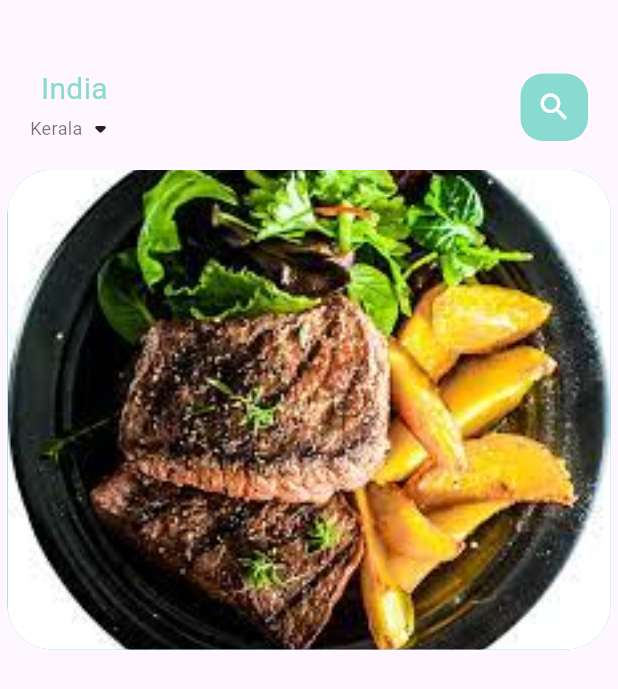
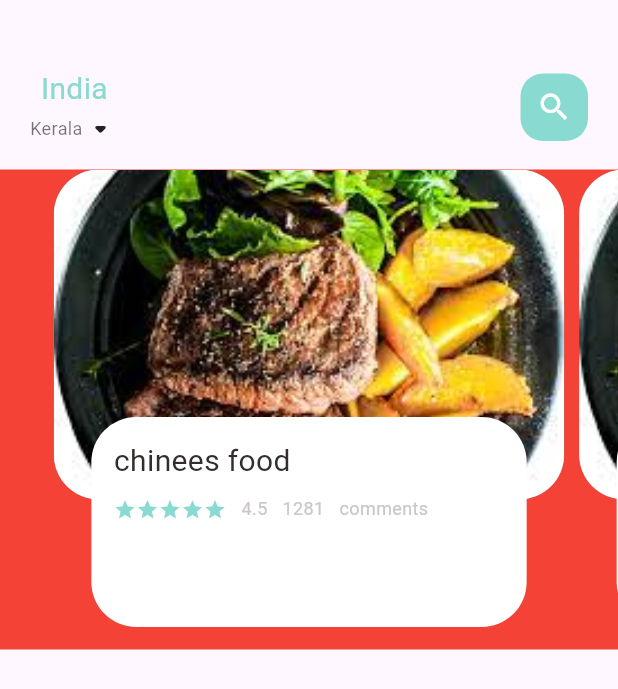
Before and after one commit to robingithb/foodDelivery, a Flutter app: the screen it shows after launch, on a phone screen of 412 x 824 dp. Shown: the top 689 px of the screen. Run offline on Flutter 3.47's test engine with Material 2 defaults, Android fonts, the phone set to English and light mode, and no system bars.

Commit message:
there is some errors in buildpageitem and some properties to matrix need to be done

```diff
--- a/lib/home/foodPageBody.dart
+++ b/lib/home/foodPageBody.dart
@@ -1,4 +1,7 @@
 import 'package:flutter/material.dart';
+import 'package:fooddelivery/utils/colors.dart';
+import 'package:fooddelivery/widgets/big_text.dart';
+import 'package:fooddelivery/widgets/small_text.dart';
 
 class FoodPageBody extends StatefulWidget {
   const FoodPageBody({super.key});
@@ -8,11 +11,15 @@ class FoodPageBody extends StatefulWidget {
 }
 
 class _FoodPageBodyState extends State<FoodPageBody> {
+  PageController pageController = PageController(viewportFraction: 0.85);
+
   @override
   Widget build(BuildContext context) {
     return Container(
+      color: Colors.red,
       height: 320,
       child: PageView.builder(
+          controller: pageController,
           itemCount: 5,
           itemBuilder: (context, position) {
             return _buildPageItem(position);
@@ -21,7 +28,9 @@ class _FoodPageBodyState extends State<FoodPageBody> {
   }
 
   Widget _buildPageItem(int index) {
-    return Container(
+    return Stack(
+      children: [
+        Container(
           height: 220,
           margin: EdgeInsets.only(left: 5, right: 5),
           decoration: BoxDecoration(
@@ -30,6 +39,56 @@ class _FoodPageBodyState extends State<FoodPageBody> {
               image: DecorationImage(
                   fit: BoxFit.cover,
                   image: AssetImage("assets/images/food01.jpeg"))),
+        ),
+        Align(
+          alignment: Alignment.bottomCenter,
+          child: Container(
+            height: 140,
+            margin: EdgeInsets.only(left: 30, right: 30, bottom: 15),
+            decoration: BoxDecoration(
+              borderRadius: BorderRadius.circular(30),
+              color: Colors.white,
+            ),
+            child: Container(
+              padding: EdgeInsets.only(top: 15, left: 15, right: 15),
+              child: Column(
+                crossAxisAlignment: CrossAxisAlignment.start,
+                children: [
+                  BigText(text: "chinees food"),
+                  SizedBox(
+                    height: 10,
+                  ),
+                  Row(
+                    children: [
+                      Wrap(
+                        children: List.generate(
+                            5,
+                            (index) => Icon(
+                                  Icons.star,
+                                  color: AppColors.mainColor,
+                                  size: 15,
+                                )),
+                      ),
+                      SizedBox(
+                        width: 10,
+                      ),
+                      SmallText(text: "4.5"),
+                      SizedBox(
+                        width: 10,
+                      ),
+                      SmallText(text: "1281"),
+                      SizedBox(
+                        width: 10,
+                      ),
+                      SmallText(text: "comments")
+                    ],
+                  )
+                ],
+              ),
+            ),
+          ),
+        ),
+      ],
     );
   }
 }
```
Also changed, not shown: lib/widgets/icons_and_text_widget.dart (added). Lines whose indentation alone changed are shown as unchanged.
